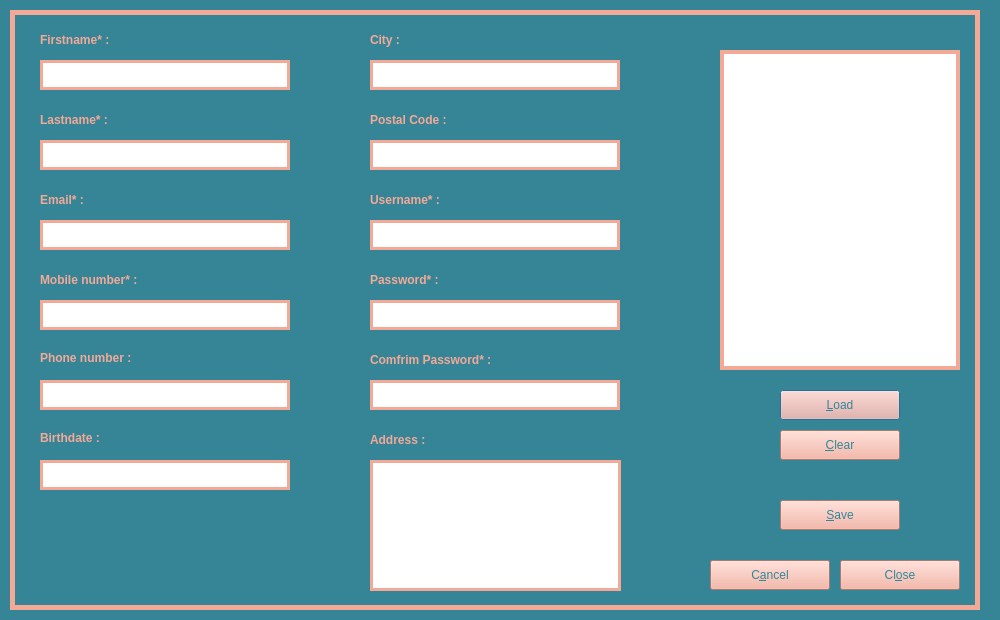
Old version of the form DB_Shop/user_edit.ui in the repository Pooryamn/QT_Shop.
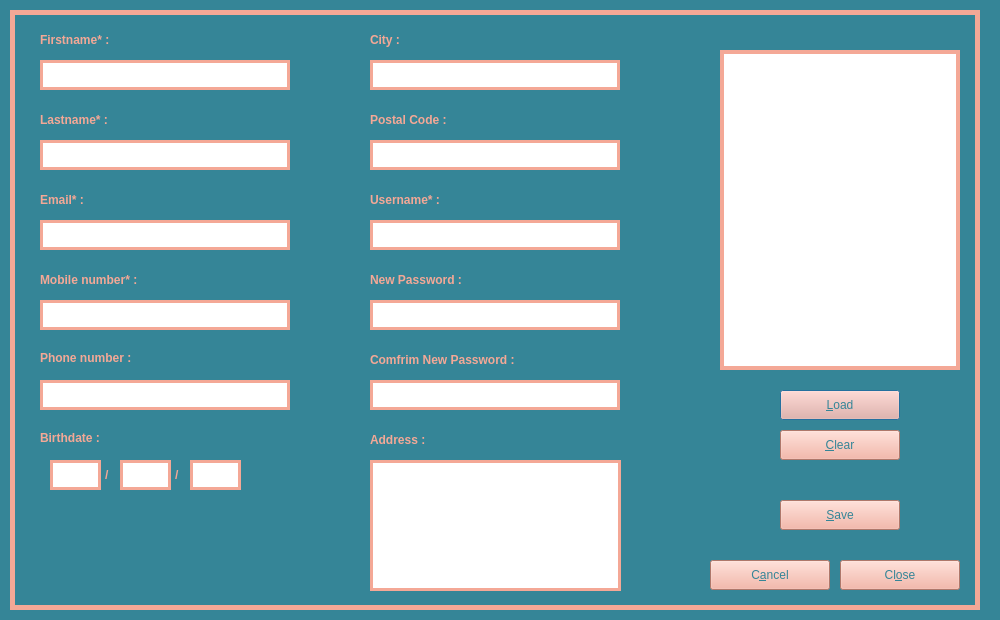
New version of the form.

```diff
--- a/DB_Shop/user_edit.ui
+++ b/DB_Shop/user_edit.ui
@@ -220,19 +220,6 @@
     <string>Phone number :</string>
    </property>
   </widget>
-  <widget class="QLineEdit" name="txt_birth">
-   <property name="geometry">
-    <rect>
-     <x>40</x>
-     <y>460</y>
-     <width>250</width>
-     <height>30</height>
-    </rect>
-   </property>
-   <property name="styleSheet">
-    <string notr="true">border: 3px solid rgb(244, 168, 150)</string>
-   </property>
-  </widget>
   <widget class="QLabel" name="lbl_birth">
    <property name="geometry">
     <rect>
@@ -467,7 +454,7 @@
     <rect>
      <x>370</x>
      <y>270</y>
-     <width>100</width>
+     <width>131</width>
      <height>20</height>
     </rect>
    </property>
@@ -481,7 +468,7 @@
     <string notr="true">color: rgb(244, 168, 150);</string>
    </property>
    <property name="text">
-    <string>Password* :</string>
+    <string>New Password :</string>
    </property>
   </widget>
   <widget class="QLineEdit" name="txt_comfrim">
@@ -502,7 +489,7 @@
     <rect>
      <x>370</x>
      <y>350</y>
-     <width>151</width>
+     <width>191</width>
      <height>20</height>
     </rect>
    </property>
@@ -516,7 +503,7 @@
     <string notr="true">color: rgb(244, 168, 150);</string>
    </property>
    <property name="text">
-    <string>Comfrim Password* :</string>
+    <string>Comfrim New Password :</string>
    </property>
   </widget>
   <widget class="QLabel" name="lbl_pass2_2">
@@ -571,6 +558,128 @@
     <string>&amp;Save</string>
    </property>
   </widget>
+  <widget class="QLineEdit" name="txt_month">
+   <property name="geometry">
+    <rect>
+     <x>120</x>
+     <y>460</y>
+     <width>51</width>
+     <height>30</height>
+    </rect>
+   </property>
+   <property name="font">
+    <font>
+     <pointsize>12</pointsize>
+     <weight>75</weight>
+     <bold>true</bold>
+    </font>
+   </property>
+   <property name="styleSheet">
+    <string notr="true">border: 3px solid rgb(244, 168, 150);</string>
+   </property>
+   <property name="text">
+    <string/>
+   </property>
+   <property name="alignment">
+    <set>Qt::AlignCenter</set>
+   </property>
+  </widget>
+  <widget class="QLabel" name="lbl_slah">
+   <property name="geometry">
+    <rect>
+     <x>105</x>
+     <y>465</y>
+     <width>16</width>
+     <height>20</height>
+    </rect>
+   </property>
+   <property name="font">
+    <font>
+     <weight>75</weight>
+     <bold>true</bold>
+    </font>
+   </property>
+   <property name="styleSheet">
+    <string notr="true">color: rgb(244, 168, 150)</string>
+   </property>
+   <property name="text">
+    <string>/</string>
+   </property>
+  </widget>
+  <widget class="QLineEdit" name="txt_day">
+   <property name="geometry">
+    <rect>
+     <x>190</x>
+     <y>460</y>
+     <width>51</width>
+     <height>30</height>
+    </rect>
+   </property>
+   <property name="font">
+    <font>
+     <pointsize>12</pointsize>
+     <weight>75</weight>
+     <bold>true</bold>
+    </font>
+   </property>
+   <property name="styleSheet">
+    <string notr="true">border: 3px solid rgb(244, 168, 150);</string>
+   </property>
+   <property name="text">
+    <string/>
+   </property>
+   <property name="alignment">
+    <set>Qt::AlignCenter</set>
+   </property>
+  </widget>
+  <widget class="QLabel" name="lbl_slah_2">
+   <property name="geometry">
+    <rect>
+     <x>175</x>
+     <y>465</y>
+     <width>16</width>
+     <height>20</height>
+    </rect>
+   </property>
+   <property name="font">
+    <font>
+     <weight>75</weight>
+     <bold>true</bold>
+    </font>
+   </property>
+   <property name="styleSheet">
+    <string notr="true">color: rgb(244, 168, 150)</string>
+   </property>
+   <property name="text">
+    <string>/</string>
+   </property>
+  </widget>
+  <widget class="QLineEdit" name="txt_year">
+   <property name="geometry">
+    <rect>
+     <x>50</x>
+     <y>460</y>
+     <width>51</width>
+     <height>30</height>
+    </rect>
+   </property>
+   <property name="font">
+    <font>
+     <pointsize>12</pointsize>
+     <weight>75</weight>
+     <bold>true</bold>
+    </font>
+   </property>
+   <property name="styleSheet">
+    <string notr="true">border: 3px solid rgb(244, 168, 150);</string>
+   </property>
+   <property name="text">
+    <string/>
+   </property>
+   <property name="alignment">
+    <set>Qt::AlignCenter</set>
+   </property>
+  </widget>
  </widget>
  <tabstops>
   <tabstop>txt_name</tabstop>
```
Left out of the diff: 1 changed line with no effect on the pictures.
